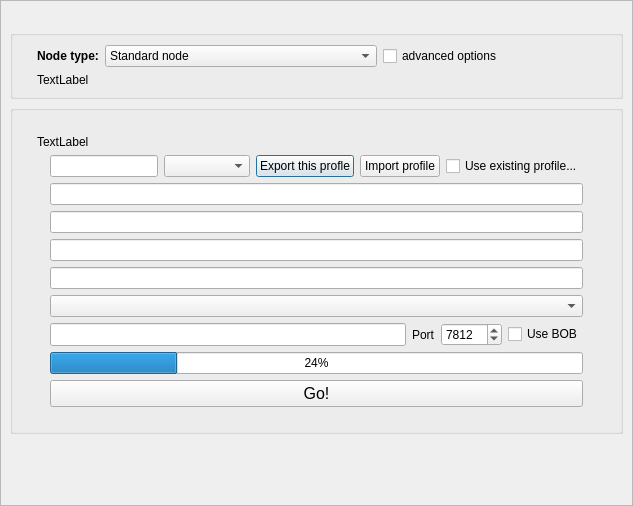
This is retroshare-gui/src/gui/GenCertDialog.ui in RetroShare/RetroShare as Qt 5 draws it before an edit. The edited form follows.
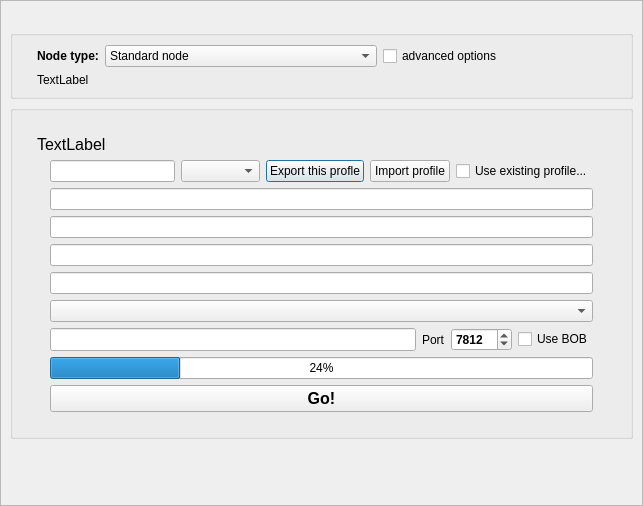
This is the edited form. Icons and pictures are not drawn. Custom widgets are drawn as their Qt base class.

What changed in the file:
```diff
--- a/retroshare-gui/src/gui/GenCertDialog.ui
+++ b/retroshare-gui/src/gui/GenCertDialog.ui
@@ -245,6 +245,12 @@
                <height>0</height>
               </size>
              </property>
+             <property name="font">
+              <font>
+               <weight>75</weight>
+               <bold>true</bold>
+              </font>
+             </property>
              <property name="toolTip">
               <string>&lt;html&gt;&lt;head/&gt;&lt;body&gt;&lt;p&gt;Put a strong password here. This password protects your private node key!&lt;/p&gt;&lt;/body&gt;&lt;/html&gt;</string>
              </property>
@@ -303,6 +309,12 @@
                <height>0</height>
               </size>
              </property>
+             <property name="font">
+              <font>
+               <weight>75</weight>
+               <bold>true</bold>
+              </font>
+             </property>
              <property name="toolTip">
               <string>&lt;html&gt;&lt;head/&gt;&lt;body&gt;&lt;p&gt;Your node name designates the Retroshare instance that&lt;/p&gt;&lt;p&gt;will run on this computer.&lt;/p&gt;&lt;/body&gt;&lt;/html&gt;</string>
              </property>
@@ -340,6 +352,12 @@
                  <height>32</height>
                 </size>
                </property>
+               <property name="font">
+                <font>
+                 <weight>75</weight>
+                 <bold>true</bold>
+                </font>
+               </property>
                <property name="toolTip">
                 <string>&lt;html&gt;&lt;head/&gt;&lt;body&gt;&lt;p&gt;The profile name identifies you over the network.&lt;/p&gt;&lt;p&gt;It is used by your friends to accept connections from you.&lt;/p&gt;&lt;p&gt;You can create multiple Retroshare nodes with the&lt;/p&gt;&lt;p&gt;same profile on different computers.&lt;/p&gt;&lt;p&gt;&lt;br/&gt;&lt;/p&gt;&lt;/body&gt;&lt;/html&gt;</string>
                </property>
@@ -359,6 +377,12 @@
                  <verstretch>0</verstretch>
                 </sizepolicy>
                </property>
+               <property name="font">
+                <font>
+                 <weight>75</weight>
+                 <bold>true</bold>
+                </font>
+               </property>
                <property name="toolTip">
                 <string>Your profile is associated with a PGP key pair. RetroShare currently ignores DSA keys.</string>
                </property>
@@ -417,6 +441,12 @@
                <verstretch>0</verstretch>
               </sizepolicy>
              </property>
+             <property name="font">
+              <font>
+               <weight>75</weight>
+               <bold>true</bold>
+              </font>
+             </property>
              <property name="toolTip">
               <string>&lt;html&gt;&lt;head/&gt;&lt;body&gt;&lt;p&gt;Put a strong password here. This password protects your private node key!&lt;/p&gt;&lt;/body&gt;&lt;/html&gt;</string>
              </property>
@@ -456,6 +486,12 @@
                  <height>32</height>
                 </size>
                </property>
+               <property name="font">
+                <font>
+                 <weight>75</weight>
+                 <bold>true</bold>
+                </font>
+               </property>
                <property name="toolTip">
                 <string>&lt;html&gt;&lt;head/&gt;&lt;body&gt;&lt;p&gt;This should be a Tor Onion address of the form: xa76giaf6ifda7ri63i263.onion &lt;br/&gt;or an I2P address in the form: [52 characters].b32.i2p &lt;/p&gt;&lt;p&gt;In order to get one, you must configure either Tor or I2P to create a new hidden service / server tunnel. &lt;/p&gt;&lt;p&gt;You can also leave this blank now, but your node will only work if you correctly set the Tor/I2P service address in Options-&amp;gt;Network-&amp;gt;Hidden Service configuration panel.&lt;/p&gt;&lt;/body&gt;&lt;/html&gt;</string>
                </property>
@@ -479,6 +515,12 @@
                  <verstretch>0</verstretch>
                 </sizepolicy>
                </property>
+               <property name="font">
+                <font>
+                 <weight>75</weight>
+                 <bold>true</bold>
+                </font>
+               </property>
                <property name="toolTip">
                 <string>&lt;html&gt;&lt;head/&gt;&lt;body&gt;&lt;p&gt;This is your connection port.&lt;/p&gt;&lt;p&gt;Any value between 1024 and 65535 &lt;/p&gt;&lt;p&gt;should be ok. You can change it later.&lt;/p&gt;&lt;/body&gt;&lt;/html&gt;</string>
                </property>
@@ -510,6 +552,12 @@
                <verstretch>0</verstretch>
               </sizepolicy>
              </property>
+             <property name="font">
+              <font>
+               <weight>75</weight>
+               <bold>true</bold>
+              </font>
+             </property>
              <property name="toolTip">
               <string>&lt;html&gt;&lt;head/&gt;&lt;body&gt;&lt;p&gt;Identities are used when you write in chat rooms, forums and channel comments. &lt;/p&gt;&lt;p&gt;They also receive/send email over the Retroshare network. You can create&lt;/p&gt;&lt;p&gt;a signed identity now, or do it later on when you get to need it.&lt;/p&gt;&lt;/body&gt;&lt;/html&gt;</string>
              </property>
@@ -532,6 +580,8 @@
              <property name="font">
               <font>
                <pointsize>12</pointsize>
+               <weight>75</weight>
+               <bold>true</bold>
               </font>
              </property>
              <property name="styleSheet">
@@ -721,7 +771,12 @@
           </layout>
          </item>
          <item row="0" column="0">
-          <widget class="QLabel" name="info_label">
+          <widget class="QLabel" name="info_Label">
+           <property name="font">
+            <font>
+             <pointsize>12</pointsize>
+            </font>
+           </property>
            <property name="text">
             <string>TextLabel</string>
            </property>
@@ -751,6 +806,13 @@
    </item>
   </layout>
  </widget>
+ <customwidgets>
+  <customwidget>
+   <class>RSComboBox</class>
+   <extends>QComboBox</extends>
+   <header>gui/common/RSComboBox.h</header>
+  </customwidget>
+ </customwidgets>
  <tabstops>
   <tabstop>name_input</tabstop>
   <tabstop>node_input</tabstop>
```
Left out of the diff: 6 changed lines with no effect on the pictures.
